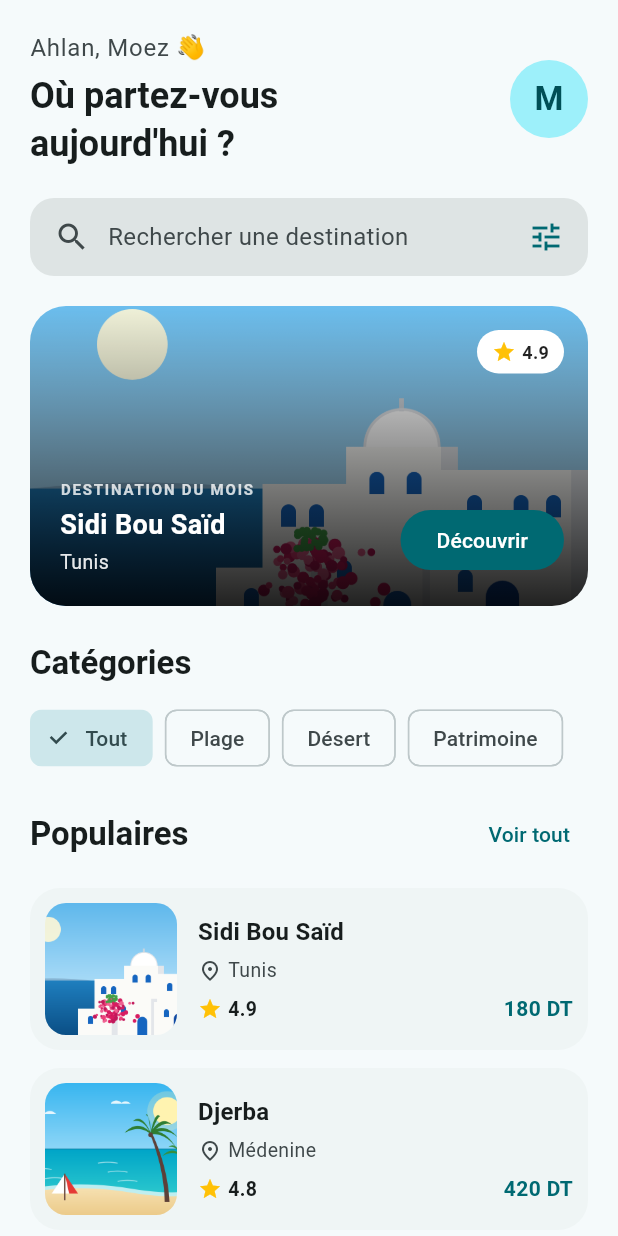
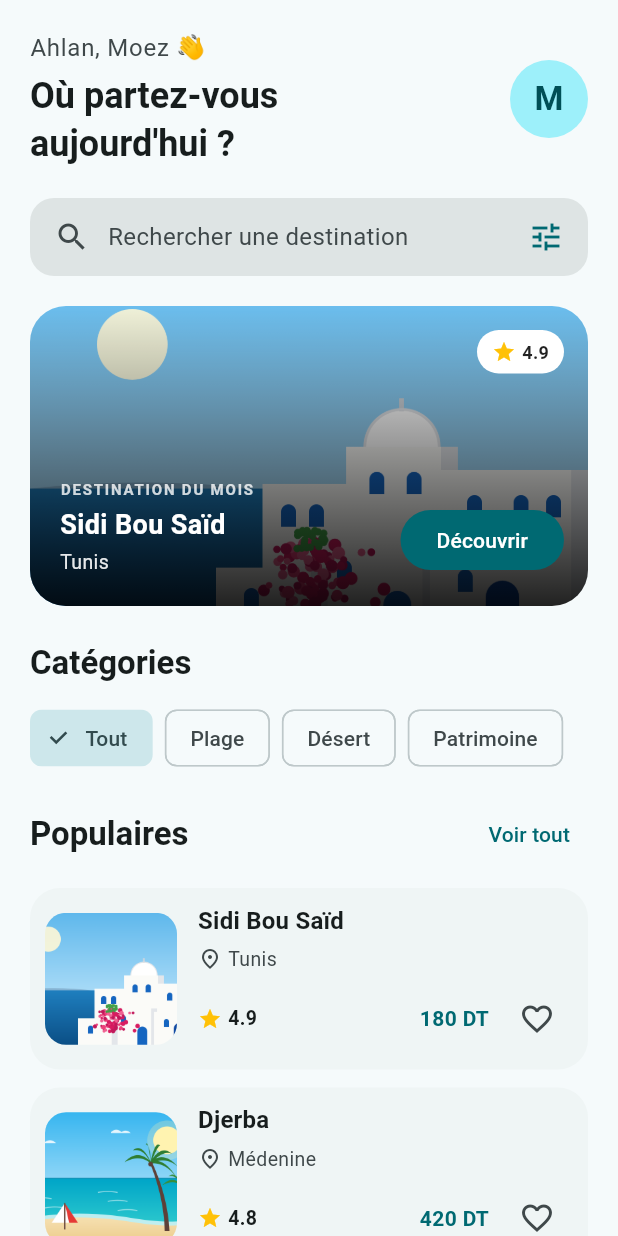
Before and after one commit to BahriniMoez/Rihla, a Flutter app: the screen it shows after launch, on a phone screen of 412 x 824 dp. Run offline on Flutter 3.47's test engine with Material 3 defaults, Android fonts, the phone set to English and light mode, and no system bars.

Commit message:
feat(palier6): bouton favori et SnackBar

```diff
--- a/lib/screens/home_screen.dart
+++ b/lib/screens/home_screen.dart
@@ -69,7 +69,9 @@ class _HomeScreenState extends State<HomeScreen> {
             const SizedBox(height: 12),
 
 
-            for (final d in _filtrees) DestinationCard(destination: d),
+            //Si on n'utilise pas key: ValueKey(d.nom), le bouton favori reste bloqué sur la même position (index) après un filtre.
+            //Avec ValueKey(d.nom), le cœur suit correctement sa destination, même si l'ordre change .
+            for (final d in _filtrees) DestinationCard(key: ValueKey(d.nom),destination: d),
           ],
         ),
       ),
--- a/lib/widgets/destination_card.dart
+++ b/lib/widgets/destination_card.dart
@@ -1,5 +1,6 @@
 import 'package:flutter/material.dart';
 import '../models/destination.dart';
+import 'favorite_button.dart';
 
 class DestinationCard extends StatelessWidget {
   final Destination destination;
@@ -85,6 +86,8 @@ class DestinationCard extends StatelessWidget {
                           fontSize: 14,
                         ),
                       ),
+                      const SizedBox(width: 8),
+                      const FavoriteButton(),
                     ],
                   ),
                 ],
--- /dev/null
+++ b/lib/widgets/favorite_button.dart
@@ -0,0 +1,39 @@
+import 'package:flutter/material.dart';
+
+class FavoriteButton extends StatefulWidget {
+  const FavoriteButton({super.key});
+
+  @override
+  State<FavoriteButton> createState() => _FavoriteButtonState();
+}
+
+class _FavoriteButtonState extends State<FavoriteButton> {
+  // TODO 1 : un booléen privé _favori, faux au départ
+  bool _favori = false;
+
+  void _basculer() {
+    // TODO 2 : inverser _favori avec setState
+    setState(() {
+      _favori = !_favori;
+    });
+
+    ScaffoldMessenger.of(context)
+      ..hideCurrentSnackBar()
+      ..showSnackBar(SnackBar(
+        content: Text(_favori ? 'Ajouté aux favoris' : 'Retiré des favoris'),
+        duration: const Duration(seconds: 1),
+      ));
+  }
+
+  @override
+  Widget build(BuildContext context) {
+    // TODO 3 : IconButton qui appelle _basculer ;
+    return IconButton(
+      icon: Icon(
+        _favori ? Icons.favorite : Icons.favorite_border,
+        color: _favori ? Colors.red : null,
+      ),
+      onPressed: _basculer,
+    );
+  }
+}
```
Also changed, not shown: assets/Capture ecran/Palier6.png (added).
